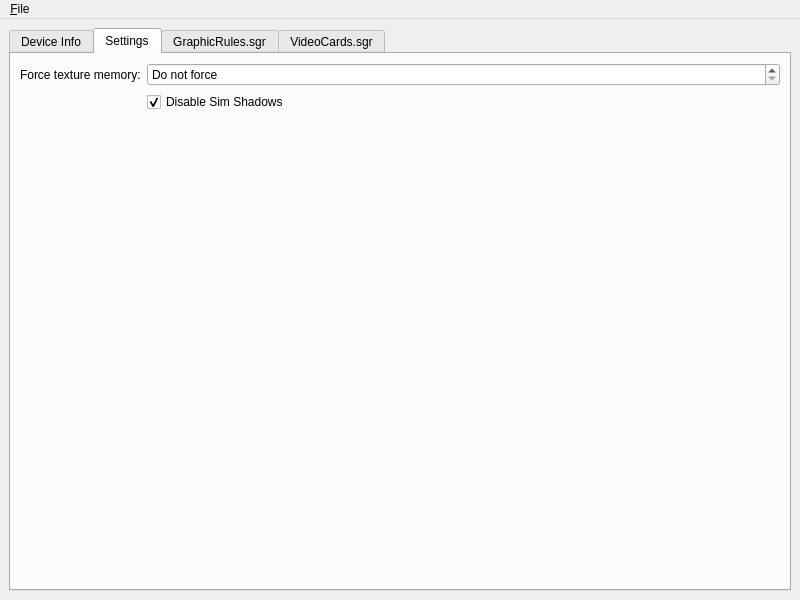
haffmans/graphics-rules-maker, file mainwindow.ui: the form before one commit.
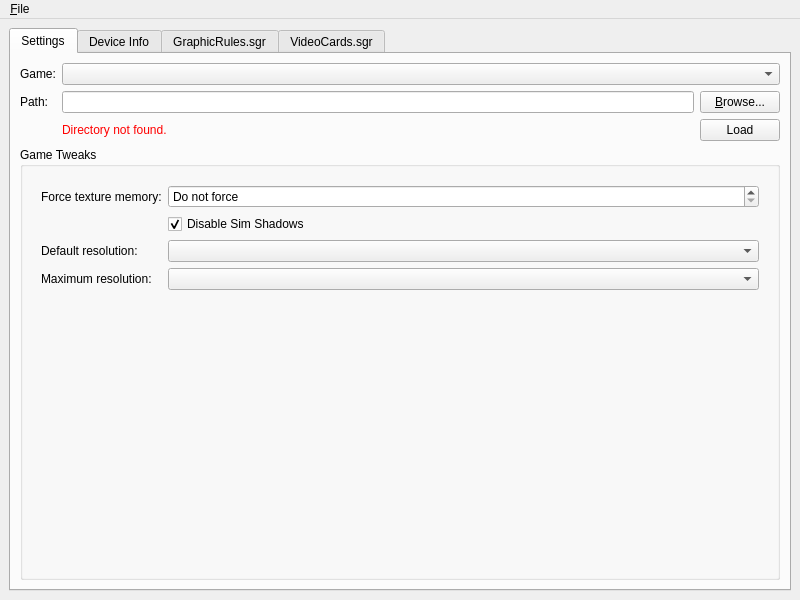
The form after the commit. The open tabs and pages were chosen to show the change.

Commit message: Further reorganized UI for multiple games

The edit to the form file:
```diff
--- a/mainwindow.ui
+++ b/mainwindow.ui
@@ -23,6 +23,149 @@
       <property name="currentIndex">
        <number>0</number>
       </property>
+      <widget class="QWidget" name="settingsTab">
+       <attribute name="title">
+        <string>Settings</string>
+       </attribute>
+       <layout class="QGridLayout" name="gridLayout_4">
+        <item row="4" column="0" colspan="3">
+         <widget class="QGroupBox" name="settingsBox">
+          <property name="title">
+           <string>Game Tweaks</string>
+          </property>
+          <layout class="QVBoxLayout" name="verticalLayout">
+           <item>
+            <widget class="QStackedWidget" name="stackedWidget">
+             <property name="currentIndex">
+              <number>0</number>
+             </property>
+             <widget class="QWidget" name="sims2">
+              <layout class="QFormLayout" name="formLayout_2">
+               <property name="fieldGrowthPolicy">
+                <enum>QFormLayout::AllNonFixedFieldsGrow</enum>
+               </property>
+               <item row="3" column="0">
+                <widget class="QLabel" name="forceMemLabel">
+                 <property name="text">
+                  <string>Force texture memory:</string>
+                 </property>
+                 <property name="buddy">
+                  <cstring>forceMem</cstring>
+                 </property>
+                </widget>
+               </item>
+               <item row="3" column="1">
+                <widget class="QSpinBox" name="forceMem">
+                 <property name="specialValueText">
+                  <string>Do not force</string>
+                 </property>
+                 <property name="suffix">
+                  <string> Mb</string>
+                 </property>
+                 <property name="minimum">
+                  <number>32</number>
+                 </property>
+                 <property name="maximum">
+                  <number>8192</number>
+                 </property>
+                 <property name="singleStep">
+                  <number>32</number>
+                 </property>
+                </widget>
+               </item>
+               <item row="4" column="1">
+                <widget class="QCheckBox" name="disableSimShadows">
+                 <property name="text">
+                  <string>Disable Sim Shadows</string>
+                 </property>
+                 <property name="checked">
+                  <bool>true</bool>
+                 </property>
+                </widget>
+               </item>
+               <item row="5" column="0">
+                <widget class="QLabel" name="defaultResolutionLabel">
+                 <property name="text">
+                  <string>Default resolution:</string>
+                 </property>
+                 <property name="buddy">
+                  <cstring>defaultResolution</cstring>
+                 </property>
+                </widget>
+               </item>
+               <item row="5" column="1">
+                <widget class="QComboBox" name="defaultResolution"/>
+               </item>
+               <item row="6" column="1">
+                <widget class="QComboBox" name="maxResolution"/>
+               </item>
+               <item row="6" column="0">
+                <widget class="QLabel" name="maxResolutionLabel">
+                 <property name="text">
+                  <string>Maximum resolution:</string>
+                 </property>
+                 <property name="buddy">
+                  <cstring>maxResolution</cstring>
+                 </property>
+                </widget>
+               </item>
+              </layout>
+             </widget>
+             <widget class="QWidget" name="simcity"/>
+            </widget>
+           </item>
+          </layout>
+         </widget>
+        </item>
+        <item row="1" column="0">
+         <widget class="QLabel" name="pathLabel">
+          <property name="text">
+           <string>Path:</string>
+          </property>
+          <property name="buddy">
+           <cstring>gamePath</cstring>
+          </property>
+         </widget>
+        </item>
+        <item row="1" column="1">
+         <widget class="QLineEdit" name="gamePath"/>
+        </item>
+        <item row="1" column="2">
+         <widget class="QPushButton" name="browseFilesButton">
+          <property name="text">
+           <string>&amp;Browse...</string>
+          </property>
+         </widget>
+        </item>
+        <item row="0" column="1" colspan="2">
+         <widget class="QComboBox" name="gameSelect"/>
+        </item>
+        <item row="0" column="0">
+         <widget class="QLabel" name="gameLabel">
+          <property name="text">
+           <string>Game:</string>
+          </property>
+          <property name="buddy">
+           <cstring>gameSelect</cstring>
+          </property>
+         </widget>
+        </item>
+        <item row="2" column="2">
+         <widget class="QPushButton" name="loadDatabase">
+          <property name="text">
+           <string>Load</string>
+          </property>
+         </widget>
+        </item>
+        <item row="2" column="1">
+         <widget class="QLabel" name="status">
+          <property name="text">
+           <string>&lt;font style=&quot;color: red;&quot;&gt;Directory not found.&lt;/font&gt;</string>
+          </property>
+         </widget>
+        </item>
+       </layout>
+      </widget>
       <widget class="QWidget" name="deviceTab">
        <attribute name="title">
         <string>Device Info</string>
@@ -144,52 +287,17 @@
           </property>
          </widget>
         </item>
-       </layout>
-      </widget>
-      <widget class="QWidget" name="settingsTab">
-       <attribute name="title">
-        <string>Settings</string>
-       </attribute>
-       <layout class="QFormLayout" name="formLayout_2">
-        <property name="fieldGrowthPolicy">
-         <enum>QFormLayout::AllNonFixedFieldsGrow</enum>
-        </property>
-        <item row="4" column="1">
-         <widget class="QCheckBox" name="disableSimShadows">
+        <item row="10" column="0">
+         <widget class="QLabel" name="cardInDbLabel">
           <property name="text">
-           <string>Disable Sim Shadows</string>
+           <string>In Database:</string>
           </property>
-          <property name="checked">
-           <bool>true</bool>
-          </property>
          </widget>
         </item>
-        <item row="1" column="1">
-         <widget class="QSpinBox" name="forceMem">
-          <property name="specialValueText">
-           <string>Do not force</string>
-          </property>
-          <property name="suffix">
-           <string> Mb</string>
-          </property>
-          <property name="minimum">
-           <number>32</number>
-          </property>
-          <property name="maximum">
-           <number>8192</number>
-          </property>
-          <property name="singleStep">
-           <number>32</number>
-          </property>
-         </widget>
-        </item>
-        <item row="1" column="0">
-         <widget class="QLabel" name="forceMemLabel">
+        <item row="10" column="1">
+         <widget class="QLabel" name="cardInDb">
           <property name="text">
-           <string>Force texture memory:</string>
-          </property>
-          <property name="buddy">
-           <cstring>forceMem</cstring>
+           <string>&lt;font style=&quot;color: red;&quot;&gt;No!&lt;/font&gt; &lt;a href=&quot;/dbadd&quot;&gt;Add now...&lt;/a&gt;</string>
           </property>
          </widget>
         </item>
```
Left out of the diff: 33 changed lines with no effect on the pictures. The commit also changes 1 other file.
